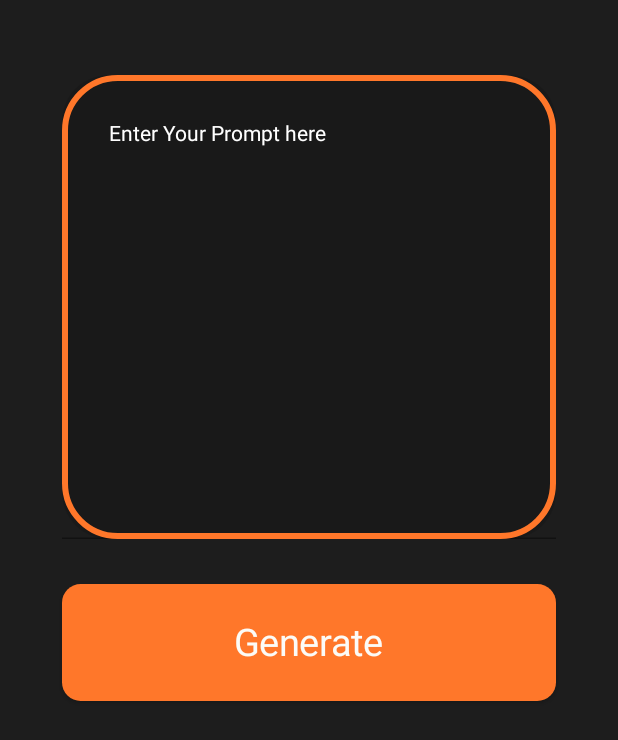
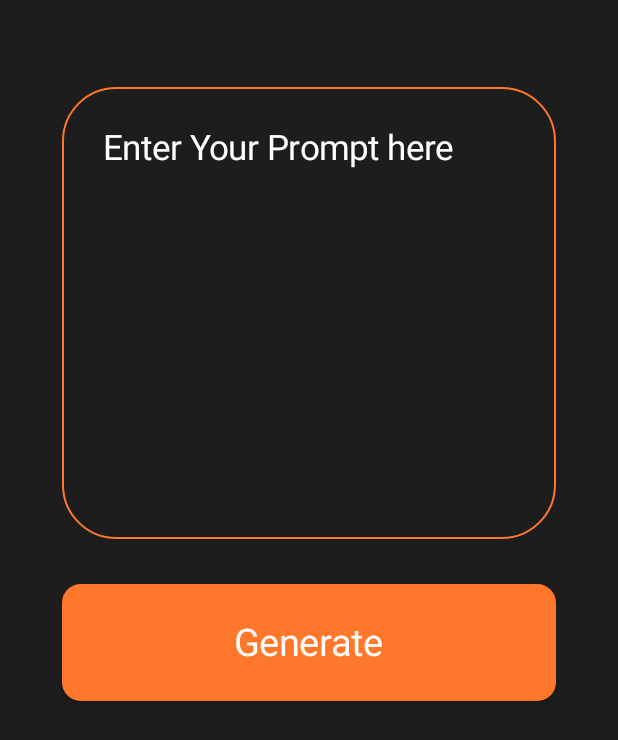
Before and after one commit to Palash2911/Athena, an Android app built with Jetpack Compose: the @Preview function promtscreenpri, on a phone screen of 412 x 824 dp. Shown: the top 740 px of the screen. Run offline under Robolectric (Android 15) with nearby library versions, the light colour scheme and no system bars.

Commit message:
PromtScreen : slight changes in the UI
Signed-off-by: aihrar shaikh <aihrarshaikh1208@gmail.com>

```diff
--- a/app/src/main/java/com/gdsc/athena/screens/PromtScreen.kt
+++ b/app/src/main/java/com/gdsc/athena/screens/PromtScreen.kt
@@ -13,6 +13,7 @@ import androidx.compose.runtime.getValue
 import androidx.compose.ui.Alignment
 import androidx.compose.ui.Modifier
 import androidx.compose.ui.graphics.Color
+import androidx.compose.ui.graphics.Color.Companion.Green
 import androidx.compose.ui.modifier.modifierLocalConsumer
 import androidx.compose.ui.modifier.modifierLocalOf
 import androidx.compose.ui.text.TextStyle
@@ -34,19 +35,35 @@ fun PromtScreen() {
             .fillMaxWidth(),
         horizontalAlignment = Alignment.CenterHorizontally
     ) {
-        TextField(
-            shape = RoundedCornerShape(10),
+        ProvideTextStyle(TextStyle(color = Color.White)) {
+            OutlinedTextField(
+                maxLines = 3,
+                shape = RoundedCornerShape(12),
                 modifier = Modifier
                     .padding(top = 50.dp)
-                .border(color = Color(0xFFFF772A) , width = 4.dp , shape = RoundedCornerShape(12),)
                     .fillMaxWidth(0.8f)
                     .fillMaxHeight(0.40f),
+//                    .border(
+//                        color = Color(0xFFFF772A),
+//                        width = 4.dp,
+//                        shape = RoundedCornerShape(12),
+//                    ),
                 value = text,
-            label = { Text(text = "Enter Your Prompt here" , style = TextStyle(color = Color.White) ,textAlign = TextAlign.Center, modifier = Modifier.padding(all = 15.dp) ) },
+                colors = TextFieldDefaults.outlinedTextFieldColors(
+                    focusedBorderColor = Color(0xFFFF772A), unfocusedBorderColor = Color(0xFFFF772A)),
+                label = {
+                    Text(
+                        text = "Enter Your Prompt here",
+                        style = TextStyle(color = Color.White, fontSize = 23.sp),
+                        textAlign = TextAlign.Center,
+                        modifier = Modifier.padding(all = 11.dp)
+                    )
+                },
                 onValueChange = {
                     text = it
                 }
             )
+        }
         Spacer(modifier = Modifier.size(30.dp))
         Button(onClick = {
             /*
```
Lines whose indentation alone changed are shown as unchanged.
